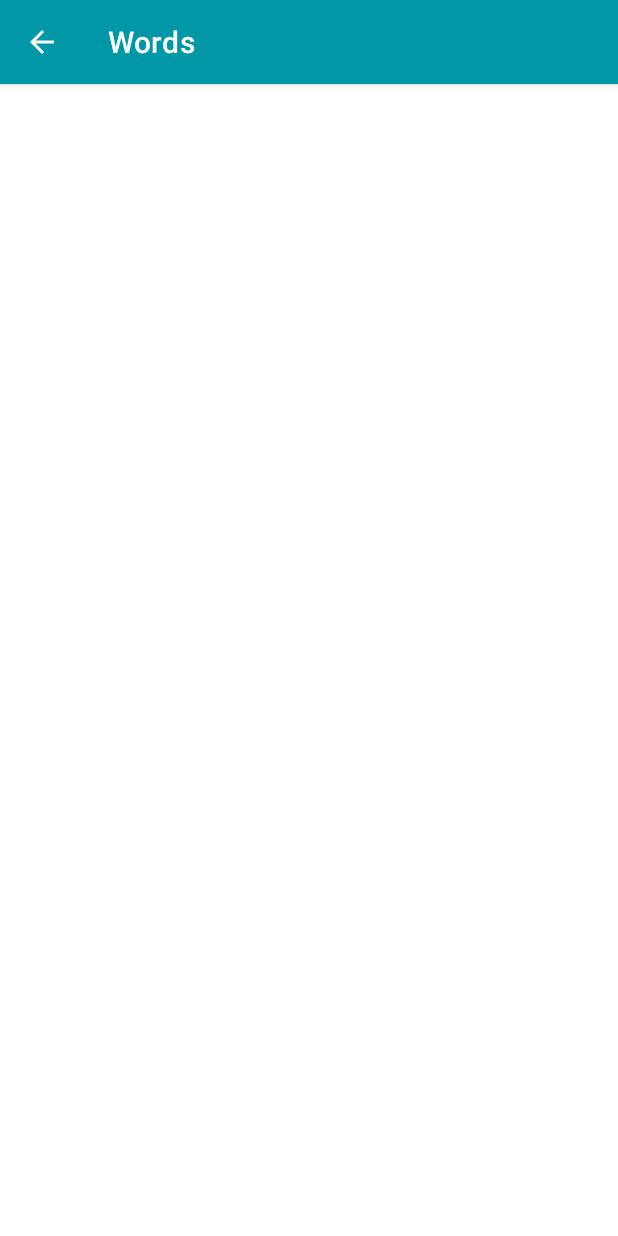
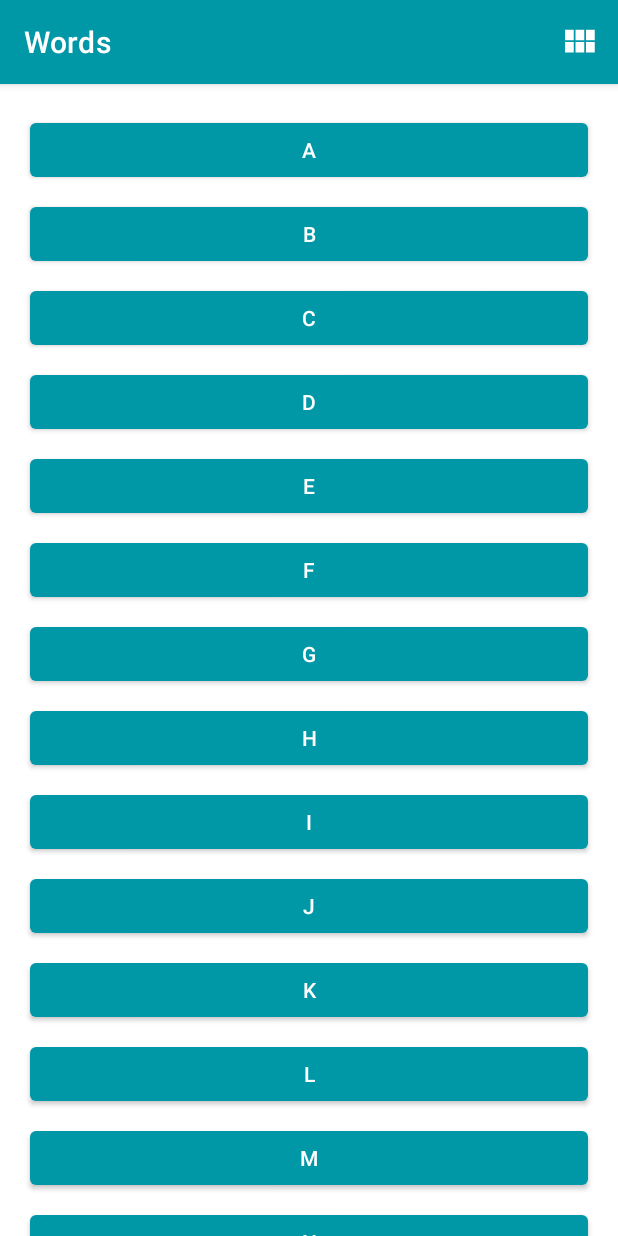
Before and after one commit to Ro-JA/WordsFragment, an Android app: the fragment LetterListFragment shown on its own in the app's theme, after a tap on an icon or button, on a phone screen of 412 x 824 dp. Run offline under Robolectric (Android 15) with nearby library versions, the phone set to English and light mode, and no system bars.

Commit message:
not work correct

```diff
--- a/app/src/main/AndroidManifest.xml
+++ b/app/src/main/AndroidManifest.xml
@@ -24,9 +24,7 @@
         android:roundIcon="@mipmap/ic_launcher_round"
         android:supportsRtl="true"
         android:theme="@style/Theme.Words">
-        <activity
-            android:name=".DetailActivity"
-            android:parentActivityName=".MainActivity" />
+
         <activity android:name=".MainActivity"
             android:exported="true">
             <intent-filter>
--- a/app/src/main/java/com/example/wordsapp/DetailActivity.kt
+++ /dev/null
@@ -1,37 +0,0 @@
-/*
- * Copyright (C) 2020 The Android Open Source Project
- *
- * Licensed under the Apache License, Version 2.0 (the "License");
- * you may not use this file except in compliance with the License.
- * You may obtain a copy of the License at
- *
- *      http://www.apache.org/licenses/LICENSE-2.0
- *
- * Unless required by applicable law or agreed to in writing, software
- * distributed under the License is distributed on an "AS IS" BASIS,
- * WITHOUT WARRANTIES OR CONDITIONS OF ANY KIND, either express or implied.
- * See the License for the specific language governing permissions and
- * limitations under the License.
- */
-package com.example.wordsapp
-
-import android.os.Bundle
-import androidx.appcompat.app.AppCompatActivity
-import androidx.recyclerview.widget.DividerItemDecoration
-import androidx.recyclerview.widget.LinearLayoutManager
-import com.example.wordsapp.databinding.ActivityDetailBinding
-
-
-class DetailActivity : AppCompatActivity() {
-
-    override fun onCreate(savedInstanceState: Bundle?) {
-        super.onCreate(savedInstanceState)
-
-        // Retrieve a binding object that allows you to refer to views by id name
-        // Names are converted from snake case to camel case.
-        // For example, a View with the id word_one is referenced as binding.wordOne
-        val binding = ActivityDetailBinding.inflate(layoutInflater)
-        setContentView(binding.root)
-
-    }
-}
--- a/app/src/main/java/com/example/wordsapp/LetterAdapter.kt
+++ b/app/src/main/java/com/example/wordsapp/LetterAdapter.kt
@@ -70,7 +70,7 @@ class LetterAdapter :
         holder.button.setOnClickListener {
             val context = holder.view.context
             // Create an intent with a destination of DetailActivity
-            val intent = Intent(context, DetailActivity::class.java)
+            val intent = Intent(context, LetterListFragment::class.java)
             // Add the selected letter to the intent as extra data
             // The text of Buttons are [CharSequence], a list of characters,
             // so it must be explicitly converted into a [String].
--- a/app/src/main/res/layout/activity_detail.xml
+++ /dev/null
@@ -1,31 +0,0 @@
-<?xml version="1.0" encoding="utf-8"?><!--
-     Copyright (C) 2020 The Android Open Source Project
-
-     Licensed under the Apache License, Version 2.0 (the "License");
-     you may not use this file except in compliance with the License.
-     You may obtain a copy of the License at
-
-          http://www.apache.org/licenses/LICENSE-2.0
-
-     Unless required by applicable law or agreed to in writing, software
-     distributed under the License is distributed on an "AS IS" BASIS,
-     WITHOUT WARRANTIES OR CONDITIONS OF ANY KIND, either express or implied.
-     See the License for the specific language governing permissions and
-     limitations under the License.
--->
-
-<FrameLayout xmlns:android="http://schemas.android.com/apk/res/android"
-    xmlns:tools="http://schemas.android.com/tools"
-    android:layout_width="match_parent"
-    android:layout_height="match_parent"
-    tools:context=".DetailActivity">
-
-    <androidx.recyclerview.widget.RecyclerView
-        android:id="@+id/recycler_view"
-        android:layout_width="match_parent"
-        android:layout_height="match_parent"
-        android:clipToPadding="false"
-        android:padding="16dp"
-        tools:listitem="@layout/item_view" />
-
-</FrameLayout>
```
